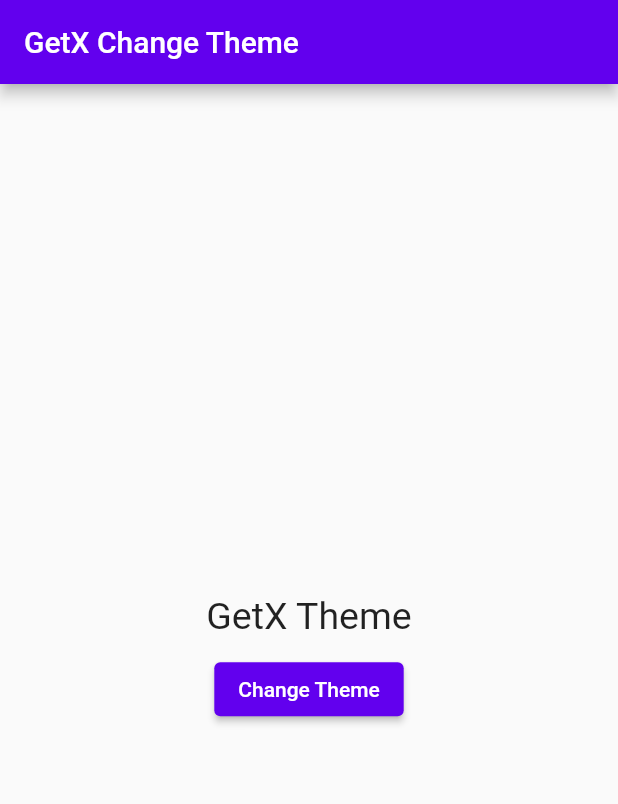
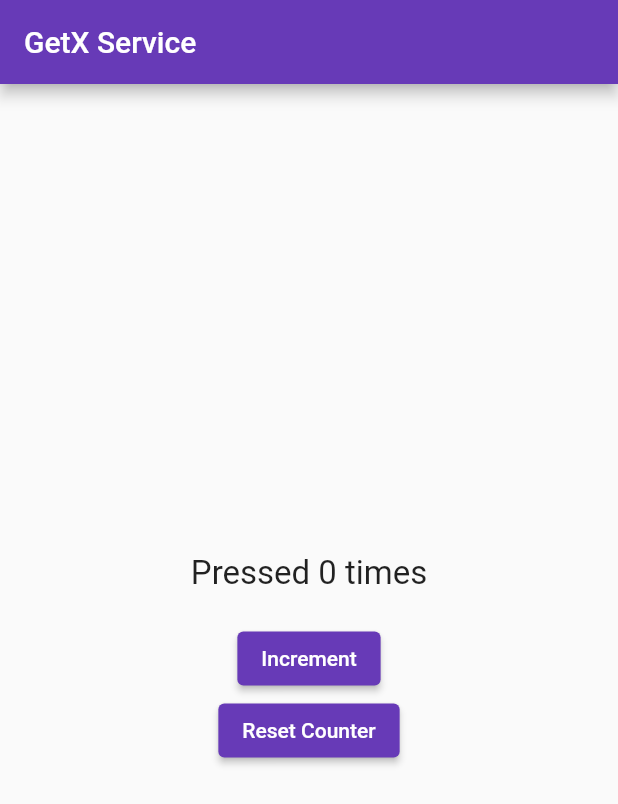
Before and after one commit to md-siam/getx_tutorial, a Flutter app: the screen it shows after launch, on a phone screen of 412 x 824 dp. Shown: the top 804 px of the screen. Run offline on Flutter 3.47's test engine with Material 2 defaults, Android fonts, the phone set to English and light mode, and no system bars; our stand-ins replace get, get_storage, shared_preferences.

Commit message:
getx_service_&_get_view

```diff
--- /dev/null
+++ b/lib/7_getx_service_&_get_view/service_view.dart
@@ -0,0 +1,43 @@
+import 'package:flutter/material.dart';
+import 'package:get/get.dart';
+
+import 'settings_service.dart';
+
+class ServiceView extends GetView<SettingsService> {
+  const ServiceView({Key? key}) : super(key: key);
+
+  // final controller = Get.find<SettingsService>();
+
+  @override
+  Widget build(BuildContext context) {
+    return Scaffold(
+      appBar: AppBar(title: const Text('GetX Service')),
+      body: Center(
+        child: Column(
+          mainAxisAlignment: MainAxisAlignment.center,
+          children: [
+            Obx(
+              () => Text(
+                'Pressed ${controller.counter} times',
+                style: const TextStyle(fontSize: 22),
+              ),
+            ),
+            const SizedBox(height: 20),
+            ElevatedButton(
+              child: const Text('Increment'),
+              onPressed: () {
+                controller.incrementCounter();
+              },
+            ),
+            ElevatedButton(
+              child: const Text('Reset Counter'),
+              onPressed: () {
+                controller.resetCounter();
+              },
+            ),
+          ],
+        ),
+      ),
+    );
+  }
+}
--- /dev/null
+++ b/lib/7_getx_service_&_get_view/servide_example.dart
@@ -0,0 +1,17 @@
+import 'package:flutter/material.dart';
+import 'package:get/get.dart';
+
+import 'service_view.dart';
+
+class ServiceExample extends StatelessWidget {
+  const ServiceExample({Key? key}) : super(key: key);
+
+  @override
+  Widget build(BuildContext context) {
+    return GetMaterialApp(
+      debugShowCheckedModeBanner: false,
+      theme: ThemeData(primarySwatch: Colors.deepPurple),
+      home: ServiceView(),
+    );
+  }
+}
--- /dev/null
+++ b/lib/7_getx_service_&_get_view/settings_service.dart
@@ -0,0 +1,26 @@
+import 'package:flutter/material.dart';
+import 'package:get/get.dart';
+import 'package:shared_preferences/shared_preferences.dart';
+
+class SettingsService extends GetxService {
+  late SharedPreferences _prefs;
+  final counter = 0.obs;
+
+  Future<SettingsService> init() async {
+    debugPrint('$runtimeType initialize shared preference');
+    _prefs = await SharedPreferences.getInstance();
+    debugPrint('$runtimeType shared preference ready!');
+    counter.value = _prefs.getInt('counter') ?? 0;
+    return this;
+  }
+
+  Future<void> incrementCounter() async {
+    counter.value = _prefs.getInt('counter')! + 1;
+    _prefs.setInt('counter', counter.value);
+  }
+
+  Future<void> resetCounter() async {
+    counter.value = 0;
+    _prefs.setInt('counter', counter.value);
+  }
+}
--- a/lib/routes.dart
+++ b/lib/routes.dart
@@ -5,3 +5,5 @@
 export '4_dependency_management/view.dart';
 export '5_translations/translations_example.dart';
 export '6_themes/themes_example.dart';
+export '7_getx_service_&_get_view/servide_example.dart';
+export '7_getx_service_&_get_view/settings_service.dart';
--- a/pubspec.yaml
+++ b/pubspec.yaml
@@ -35,6 +35,7 @@
   cupertino_icons: ^1.0.2
   get: ^4.6.1
   get_storage: ^2.0.3
+  shared_preferences: ^2.0.13
 
 dev_dependencies:
   flutter_test:
```
Also changed, not shown: lib/main.dart (+16 -3 lines), pubspec.lock, 3 other files.
